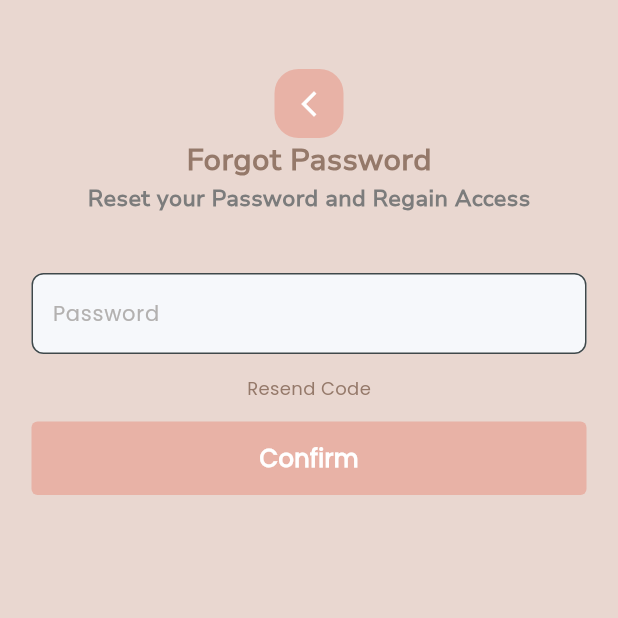
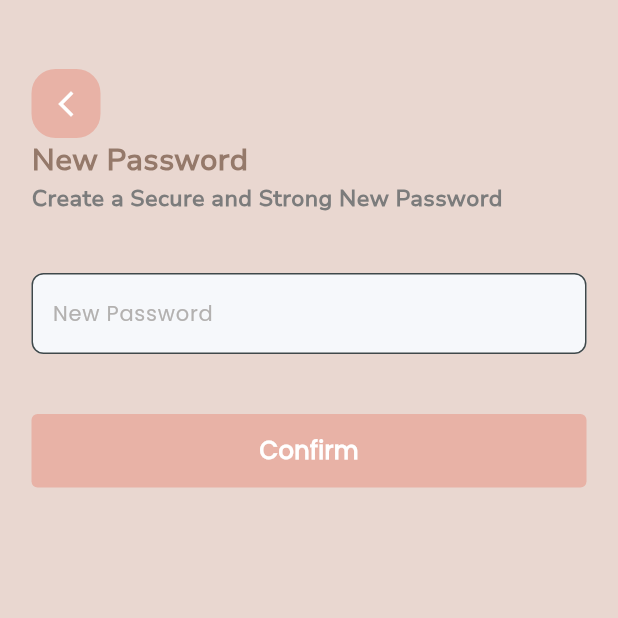
Before and after one commit to sarasiyashodha/Diary_App, a Flutter app: the NewPasswordPage screen opened directly, on a phone screen of 412 x 824 dp, the top half of it. Run offline on Flutter 3.47's test engine with Material 3 defaults, Android fonts, the phone set to English and light mode, and no system bars; our stand-ins replace lottie.

Commit message:
Completed new password screen

```diff
--- a/lib/screens/signup/new_password_page.dart
+++ b/lib/screens/signup/new_password_page.dart
@@ -27,6 +27,7 @@ class _NewPasswordPageState extends State<NewPasswordPage> {
       body: Container(
         margin: EdgeInsets.all(21.0),
         child: Column(
+          crossAxisAlignment: CrossAxisAlignment.start,
           children: [
             SizedBox(
               height: 25.0,
@@ -39,8 +40,8 @@ class _NewPasswordPageState extends State<NewPasswordPage> {
                     MaterialPageRoute(builder: (context) => ForgotPasswordPage()),
                   );
                 }),
-            Text('Forgot Password', style: ktitleTextStyle,),
-            Text('Reset your Password and Regain Access', style: kDescriptionTextStyle,),
+            Text('New Password', style: ktitleTextStyle,),
+            Text('Create a Secure and Strong New Password', style: kDescriptionTextStyle,),
             SizedBox(
               height: 40.0,
             ),
@@ -49,7 +50,7 @@ class _NewPasswordPageState extends State<NewPasswordPage> {
                   ? "Enter a valid password"
                   : null,
               controller: passwordController,
-              hintText: 'Password',
+              hintText: 'New Password',
               obscureText: !passwordVisible,
               onChanged: (val) {
                 setState(() {
@@ -58,17 +59,7 @@ class _NewPasswordPageState extends State<NewPasswordPage> {
               },
             ),
             SizedBox(
-              height: 14.0,
-            ),
-            Text('Resend Code',
-              style: TextStyle(
-                  fontFamily: 'Poppins',
-                  fontWeight: FontWeight.w400,
-                  color: Color(0XFF95796A),
-                  fontSize: 12.0
-              ),),
-            SizedBox(
-              height: 14.0,
+              height: 40.0,
             ),
             Button(buttonText: 'Confirm',
               onTap: (){
```
